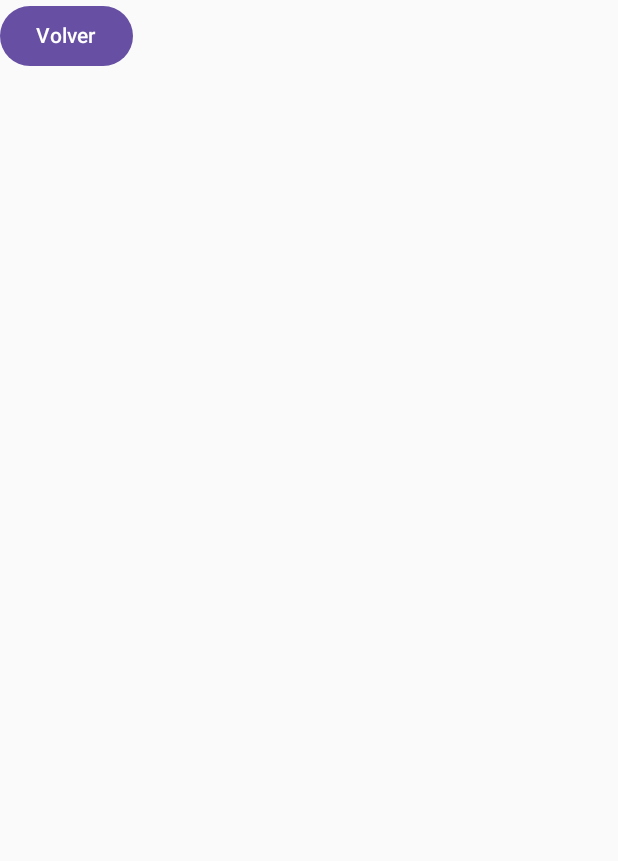
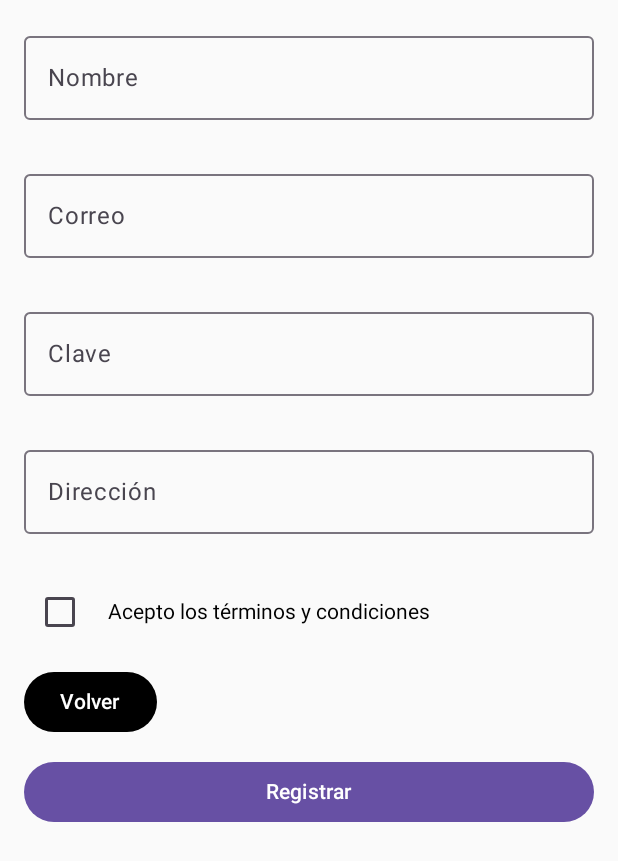
Before and after one commit to ibrahinc28/Aplicacion_Movil_Level_up_Gamer, an Android app built with Jetpack Compose: the userSignupScreen screen opened through its navigation route, on a phone screen of 412 x 824 dp. Shown: the top 861 px of the screen. Run offline under Robolectric (Android 15) with nearby library versions, the phone set to English and light mode, and no system bars.

Commit message:
Formulario agregado, en estado básico

```diff
--- a/app/src/main/java/com/example/levelupgamermovil/MainActivity.kt
+++ b/app/src/main/java/com/example/levelupgamermovil/MainActivity.kt
@@ -11,12 +11,15 @@ import androidx.compose.material3.Text
 import androidx.compose.runtime.Composable
 import androidx.compose.ui.Modifier
 import androidx.compose.ui.tooling.preview.Preview
+import androidx.lifecycle.viewmodel.compose.viewModel
 import androidx.navigation.compose.NavHost
 import androidx.navigation.compose.composable
 import androidx.navigation.compose.rememberNavController
 import com.example.levelupgamermovil.ui.theme.LevelUpGamerMovilTheme
+import com.example.levelupgamermovil.view.ResumenScreen
 import com.example.levelupgamermovil.view.homeScreen
 import com.example.levelupgamermovil.view.userSignupScreen
+import com.example.levelupgamermovil.viewmodel.RegistroViewModel
 
 class MainActivity : ComponentActivity() {
     override fun onCreate(savedInstanceState: Bundle?) {
@@ -25,12 +28,21 @@ class MainActivity : ComponentActivity() {
         setContent {
             val navController = rememberNavController()
 
+            val regViewModel : RegistroViewModel = viewModel()
+
             NavHost(navController = navController, startDestination = "FirstScreen") {
                 composable("FirstScreen") {
                     homeScreen(navController)
                 }
                 composable("UserSignupScreen") {
-                    userSignupScreen(navController)
+                    userSignupScreen(
+                        navController, regViewModel
+                    )
+                }
+                composable("ResumenScreen") {
+                    ResumenScreen(
+                        regViewModel
+                    )
                 }
             }
         }
--- /dev/null
+++ b/app/src/main/java/com/example/levelupgamermovil/model/DatosUsuarioErrores.kt
@@ -0,0 +1,8 @@
+package com.example.levelupgamermovil.model
+
+data class DatosUsuarioErrores(
+val nombre: String? = null,
+val correo: String? = null,
+val clave: String? = null,
+val direccion: String? = null
+)
--- /dev/null
+++ b/app/src/main/java/com/example/levelupgamermovil/model/DatosUsuarioUIState.kt
@@ -0,0 +1,11 @@
+package com.example.levelupgamermovil.model
+import com.example.levelupgamermovil.model.DatosUsuarioErrores
+
+data class DatosUsuarioUIState(
+    val nombre : String = "",
+    val correo : String = "",
+    val clave : String = "",
+    val direccion : String = "",
+    val aceptaTerminos : Boolean = false,
+    val errores : DatosUsuarioErrores = DatosUsuarioErrores()
+)
--- a/app/src/main/java/com/example/levelupgamermovil/view/UserSignupScreen.kt
+++ b/app/src/main/java/com/example/levelupgamermovil/view/UserSignupScreen.kt
@@ -1,18 +1,117 @@
 package com.example.levelupgamermovil.view
 
+import androidx.compose.foundation.layout.Arrangement
+import androidx.compose.foundation.layout.Column
+import androidx.compose.foundation.layout.Row
+import androidx.compose.foundation.layout.Spacer
+import androidx.compose.foundation.layout.fillMaxSize
+import androidx.compose.foundation.layout.fillMaxWidth
+import androidx.compose.foundation.layout.padding
+import androidx.compose.foundation.layout.width
 import androidx.compose.material3.Button
 import androidx.compose.material3.Text
 import androidx.compose.runtime.Composable
 import androidx.compose.material3.ButtonColors
 import androidx.compose.material3.ButtonDefaults
+import androidx.compose.material3.Checkbox
+import androidx.compose.material3.MaterialTheme
+import androidx.compose.material3.OutlinedTextField
+import androidx.compose.runtime.collectAsState
+import androidx.compose.runtime.getValue
+import androidx.compose.ui.Alignment
+import androidx.compose.ui.Modifier
+import androidx.compose.ui.graphics.Color
+import androidx.compose.ui.text.input.PasswordVisualTransformation
+import androidx.compose.ui.unit.dp
 import androidx.navigation.NavController
+import com.example.levelupgamermovil.viewmodel.RegistroViewModel
 
 @Composable
-fun userSignupScreen(navController : NavController) {
-    Button(
-        onClick = {navController.popBackStack()}
+fun userSignupScreen(navController : NavController, viewModel: RegistroViewModel) {
+    val estado by viewModel.estado.collectAsState()
+
+    Column(
+        Modifier
+            .fillMaxSize()
+            .padding(16.dp),
+        Arrangement.spacedBy(12.dp)
+    ) {
+        OutlinedTextField(
+            value = estado.nombre,
+            onValueChange = viewModel::onNombreChange,
+            label = { Text("Nombre") },
+            isError = estado.errores.nombre != null,
+            supportingText = {
+                estado.errores.nombre?.let {
+                    Text(it, color = MaterialTheme.colorScheme.error)
+        }
+    },
+    modifier = Modifier.fillMaxWidth()
     )
-    {
-        Text("Volver")
+        OutlinedTextField(
+            value = estado.correo,
+            onValueChange = viewModel::onCorreoChange,
+            label = { Text("Correo") },
+            isError = estado.errores.correo != null,
+            supportingText = {
+            estado.errores.correo?.let {
+                Text(it, color = MaterialTheme.colorScheme.error)
+        }
+    },
+        modifier = Modifier.fillMaxWidth()
+)
+        OutlinedTextField(
+            value = estado.clave,
+            onValueChange = viewModel::onClaveChange,
+            label = { Text("Clave") },
+            visualTransformation = PasswordVisualTransformation(),
+            isError = estado.errores.clave != null,
+            supportingText = {
+                estado.errores.clave?.let {
+                    Text(it, color = MaterialTheme.colorScheme.error)
+                }
+            },
+        modifier = Modifier.fillMaxWidth()
+        )
+    OutlinedTextField(
+        value = estado.direccion,
+        onValueChange = viewModel::onDireccionChange,
+        label = { Text("Dirección") },
+        isError = estado.errores.direccion != null,
+        supportingText = {
+            estado.errores.direccion?.let {
+                Text(it, color = MaterialTheme.colorScheme.error)
+            }
+        },
+    modifier = Modifier.fillMaxWidth()
+)
+        Row(verticalAlignment = Alignment.CenterVertically) {
+            Checkbox(
+                checked = estado.aceptaTerminos,
+                onCheckedChange = viewModel::onAceptarTerminosChange
+            )
+            Spacer(Modifier.width(8.dp))
+            Text("Acepto los términos y condiciones")
+        }
+        Button(
+            onClick = {navController.popBackStack()},
+            colors = ButtonDefaults.buttonColors(
+                Color.Black,
+                Color.White
+            )
+        )
+        {
+            Text("Volver")
+        }
+        Button(
+onClick = {
+    if (viewModel.validarFormulario()) {
+        navController.navigate("resumen")
+    }
+},
+modifier = Modifier.fillMaxWidth()
+) {
+    Text("Registrar")
+}
     }
 }
```
Also changed, not shown: app/src/main/java/com/example/levelupgamermovil/view/ResumenScreen.kt (added, +25 -0 lines), app/src/main/java/com/example/levelupgamermovil/viewmodel/RegistroViewModel.kt (added, +55 -0 lines).
